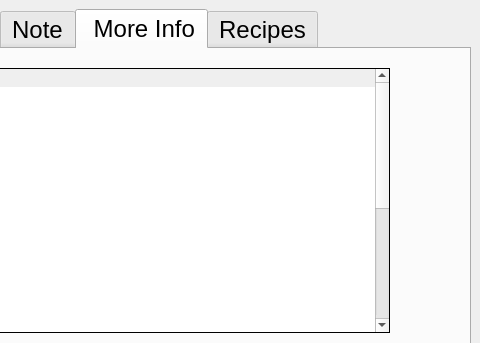
Qt form ddh/gui/designer_main.ui (LowellInstruments/ddh_old) before a commit; both pictures show x 338 to 818 and y 0 to 343 of the 818 by 498 pixel window.
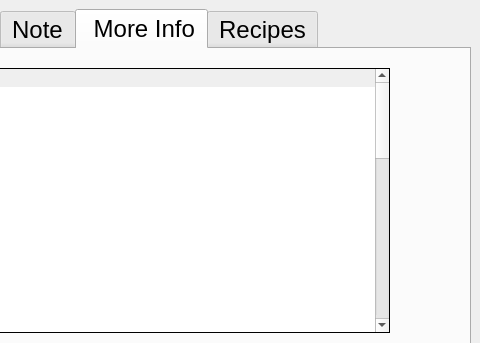
The same form after that commit. The open tabs and pages were chosen to show the change. Icons and pictures are not drawn.

Patch:
```diff
--- a/ddh/gui/designer_main.ui
+++ b/ddh/gui/designer_main.ui
@@ -1346,7 +1346,7 @@
              <bool>false</bool>
             </property>
             <property name="rowCount">
-             <number>15</number>
+             <number>25</number>
             </property>
             <property name="columnCount">
              <number>2</number>
@@ -1372,6 +1372,16 @@
             <row/>
             <row/>
             <row/>
+            <row/>
+            <row/>
+            <row/>
+            <row/>
+            <row/>
+            <row/>
+            <row/>
+            <row/>
+            <row/>
+            <row/>
             <column/>
             <column/>
            </widget>
```
Left out of the diff: 2 changed lines with no effect on the pictures.
